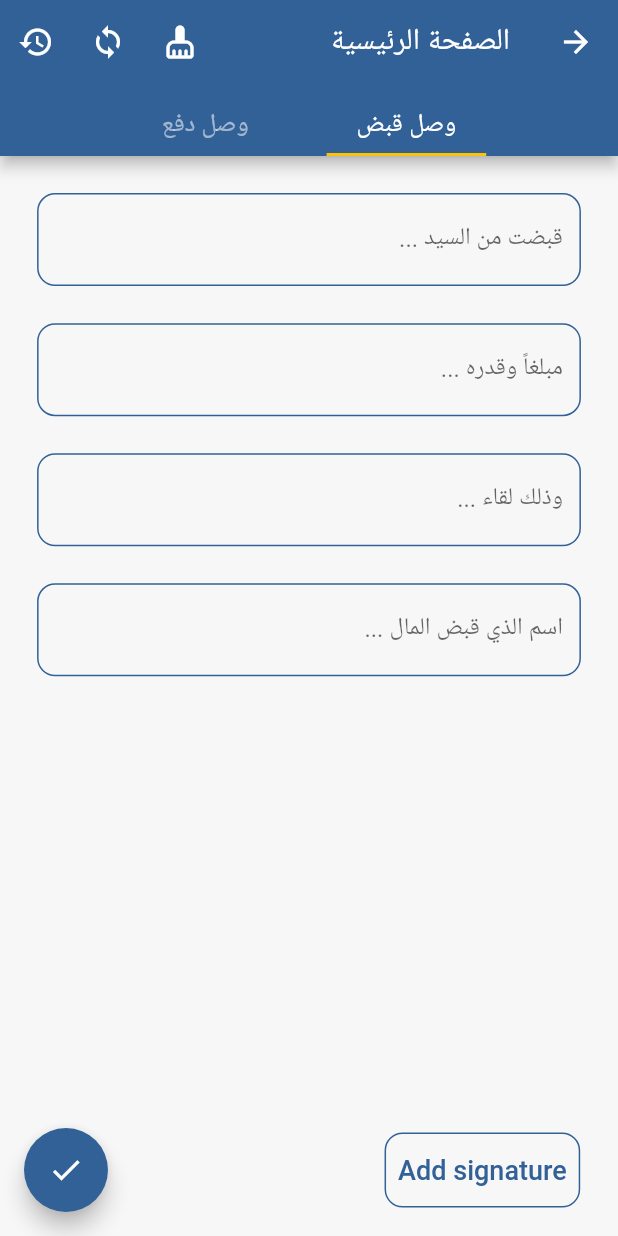
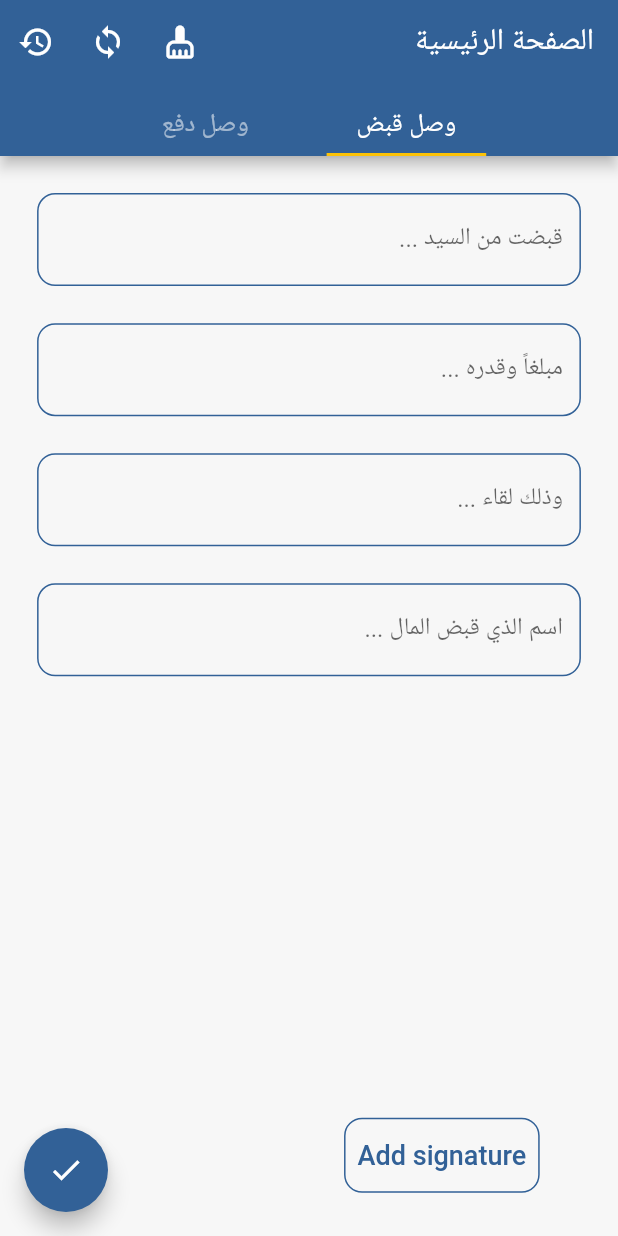
Before and after one commit to ahmad-abotrab/fatora, a Flutter app: the screen it shows after launch, on a phone screen of 412 x 824 dp. Run offline on Flutter 3.47's test engine with Material 2 defaults, Android fonts, the phone set to English and light mode, and no system bars; our stand-ins replace flutter_spinkit, get, open_file, pdf; missing offline and left inert: syncfusion_flutter_signaturepad; Roboto replaces fonts that are missing (Forum-Regular, Fourm).

Commit message:
basic is Done Home page and signature and create pdf

```diff
--- a/lib/src/Constant/color_app.dart
+++ b/lib/src/Constant/color_app.dart
@@ -2,8 +2,7 @@ import 'package:flutter/material.dart';
 
 class ColorApp {
   static const Color primaryColor = Color(0xFF326197);
-  static const Color secondryColor = Color(0xFFfcc207);
+  static const Color secondaryColor = Color(0xFFfcc207);
   static const Color helperColor = Color(0xFF757776);
   static const Color backgroundColor = Color(0xFFf7f7f7);
-
 }
--- a/lib/src/Constant/path_images.dart
+++ b/lib/src/Constant/path_images.dart
@@ -1,2 +1 @@
 const String logoPath = 'assets/images/logo_1.jpeg';
-String fileNameSignature = '';
--- a/lib/src/logic/form_validation-control.dart
+++ /dev/null
@@ -1,13 +0,0 @@
-import 'package:flutter/material.dart';
-import 'package:get/get.dart';
-
-class FormValidationController extends GetxController{
-  late  var formStateCatch = GlobalKey<FormState>();
-  late  var  formStatePayment = GlobalKey<FormState>();
-  @override
-  void onInit() {
-    formStateCatch = GlobalKey<FormState>();
-    formStatePayment = GlobalKey<FormState>();
-    super.onInit();
-  }
-}
--- a/lib/src/views/pages/catch_page.dart
+++ b/lib/src/views/pages/catch_page.dart
@@ -1,30 +1,23 @@
 import 'package:flutter/material.dart';
-import 'package:get/get.dart';
 
-import '../../logic/form_validation-control.dart';
 import '../widgets/abstract_receipt.dart';
 
 // ignore: must_be_immutable
-class CatchPage extends StatefulWidget {
-  const CatchPage({Key? key}) : super(key: key);
+class CatchPage extends StatelessWidget {
+  CatchPage({
+    Key? key,
+    required this.keyForm,
+  }) : super(key: key);
+  var keyForm = GlobalKey<FormState>();
 
-  @override
-  State<CatchPage> createState() => _CatchPageState();
-}
-
-class _CatchPageState extends State<CatchPage> {
-  var controllerValidation = Get.put(FormValidationController(), permanent: true);
   @override
   Widget build(BuildContext context) {
     return SingleChildScrollView(
       child: Column(
         children: [
-          Form(key:controllerValidation.formStateCatch, child: const AbstractReceipt(),),
-          // submissionButton(),
+          AbstractReceipt(keyForm: keyForm),
         ],
       ),
     );
   }
-
-
 }
--- a/lib/src/views/pages/home.dart
+++ b/lib/src/views/pages/home.dart
@@ -1,14 +1,17 @@
+import 'dart:io';
+import 'dart:typed_data';
+
 import 'package:fatora/src/Constant/color_app.dart';
 import 'package:fatora/src/data/server/pdf_opened.dart';
 import 'package:flutter/gestures.dart';
 import 'package:flutter/material.dart';
+import 'package:flutter/services.dart';
 import 'package:get/get.dart';
 import 'package:intl/intl.dart';
 
 import '../../Constant/url_path.dart';
 import '../../data/server/api_pdf.dart';
 import '../../logic/data_for_catch.dart';
-import '../../logic/form_validation-control.dart';
 import 'catch_page.dart';
 import 'payment_page.dart';
 
@@ -22,16 +25,15 @@ class HomePage extends StatefulWidget {
 class _HomePageState extends State<HomePage>
     with SingleTickerProviderStateMixin {
   var changeSelectedTab = Get.put(DataForCatch(), permanent: true);
-  var controllerValidation =
-      Get.put(FormValidationController(), permanent: true);
+
   TabController? tabController;
   bool? isSelected;
   Color? selectedTabColor;
-  final GlobalKey<RefreshIndicatorState> refreshIndicatorKey =
-      GlobalKey<RefreshIndicatorState>();
+  var keyForm = GlobalKey<FormState>();
 
   @override
   void initState() {
+    keyForm = GlobalKey<FormState>();
     tabController = TabController(length: 2, vsync: this, initialIndex: 0)
       ..addListener(
         () {
@@ -43,6 +45,7 @@ class _HomePageState extends State<HomePage>
 
   @override
   void didUpdateWidget(covariant HomePage oldWidget) {
+    keyForm = GlobalKey<FormState>();
     tabController = TabController(length: 2, vsync: this, initialIndex: 0)
       ..addListener(
         () {
@@ -66,39 +69,39 @@ class _HomePageState extends State<HomePage>
         extendBodyBehindAppBar: true,
         backgroundColor: Theme.of(context).backgroundColor,
         appBar: appBar(context),
-        body: GetBuilder<DataForCatch>(
-            init: DataForCatch(),
-            builder: (controller) {
-              return TabBarView(
+        body: Column(
+          children: [
+            Expanded(
+              child: TabBarView(
                 controller: tabController!,
                 dragStartBehavior: DragStartBehavior.start,
-                children: const [
-                  CatchPage(),
-                  PaymentPage(),
+                children: [
+                  CatchPage(keyForm: keyForm),
+                  PaymentPage(keyForm: keyForm),
                 ],
+              ),
+            ),
+            GetBuilder<DataForCatch>(builder: (controller) {
+              return Padding(
+                padding: EdgeInsets.only(
+                  // top: MediaQuery.of(context).size.height * 0.1,
+                  bottom: MediaQuery.of(context).size.height * 0.035,
+                  left: MediaQuery.of(context).size.width * 0.43,
+                ),
+                child: tabController!.index == 0
+                    ? controller.fileNameSignature == ''
+                        ? submissionButton()
+                        : loadImageFromInternalPath(
+                            controller.fileNameSignature)
+                    : loadSignatureFromAssetFile('assets/images/signature.png'),
               );
-            }),
-        floatingActionButton: GetBuilder<DataForCatch>(
-          init: DataForCatch(),
-          builder: (controller) {
-            return Row(
-              // mainAxisAlignment: MainAxisAlignment.spaceBetween,
-              children: [
-                SizedBox(width: MediaQuery.of(context).size.width * 0.1),
-                tabController!.index == 0
-                    ? submissionButton()
-                    : loadSignatureIfPayment(),
-                Expanded(
-                    child: SizedBox(
-                        width: MediaQuery.of(context).size.width * 0.1)),
-                FloatingActionButton(
-                  backgroundColor: ColorApp.primaryColor,
-                  onPressed: onPressedFloatingButton,
-                  child: const Icon(Icons.done),
-                ),
-              ],
-            );
-          },
+            })
+          ],
+        ),
+        floatingActionButton: FloatingActionButton(
+          backgroundColor: ColorApp.primaryColor,
+          onPressed: onPressedFloatingButton,
+          child: const Icon(Icons.done),
         ),
       ),
     );
@@ -129,7 +132,7 @@ class _HomePageState extends State<HomePage>
     );
   }
 
-  loadSignatureIfPayment() {
+  loadSignatureFromAssetFile(pathImageSignature) {
     return Container(
       decoration: BoxDecoration(
         border: Border.all(
@@ -139,7 +142,24 @@ class _HomePageState extends State<HomePage>
         borderRadius: BorderRadius.circular(12),
       ),
       child: Image.asset(
-        'assets/images/signature.png',
+        pathImageSignature,
+        height: MediaQuery.of(context).size.width * 0.25,
+        width: MediaQuery.of(context).size.width * 0.4,
+      ),
+    );
+  }
+
+  loadImageFromInternalPath(pathImageSignature) {
+    return Container(
+      decoration: BoxDecoration(
+        border: Border.all(
+          color: ColorApp.helperColor,
+          width: 1,
+        ),
+        borderRadius: BorderRadius.circular(12),
+      ),
+      child: Image.file(
+        File(pathImageSignature),
         height: MediaQuery.of(context).size.width * 0.25,
         width: MediaQuery.of(context).size.width * 0.4,
       ),
@@ -154,13 +174,13 @@ class _HomePageState extends State<HomePage>
     String imageSignature = 'assets/images/signature.png';
     if (tabController!.index == 0) {
       fileName = 'catch{$id}.pdf';
-      if (controllerValidation.formStateCatch.currentState!.validate()) {
+      if (keyForm.currentState!.validate()) {
         final pdfFile = await abstractTaskInSubmissionProcess(
-            fileName, data, imageSignature, id);
+            fileName, data, Get.find<DataForCatch>().fileNameSignature, id);
         PDFOpened.openFile(pdfFile);
       }
     } else {
-      if (controllerValidation.formStatePayment.currentState!.validate()) {
+      if (keyForm.currentState!.validate()) {
         fileName = 'payment{$id}.pdf';
         final pdfFile = await abstractTaskInSubmissionProcess(
             fileName, data, imageSignature, id);
@@ -177,17 +197,27 @@ class _HomePageState extends State<HomePage>
     final DateTime now = DateTime.now();
     final DateFormat formatter = DateFormat('yyyy-MM-dd');
     final String dateTime = formatter.format(now);
-    return await ApiPdf.generate(fileName, data, imageSignature, id, dateTime);
+
+    Uint8List imagePath;
+    if (tabController!.index == 1) {
+      imagePath = (await rootBundle.load(imageSignature)).buffer.asUint8List();
+    } else {
+      File file = File(imageSignature);
+      var bytes = await file.readAsBytes();
+      imagePath = bytes.buffer.asUint8List();
+    }
+    return await ApiPdf.generate(fileName, data, imagePath, id, dateTime);
   }
 
   AppBar appBar(BuildContext context) {
     return AppBar(
       backgroundColor: Theme.of(context).bottomAppBarColor,
-      title: const Text(
-        "الصفحة الرئيسية",
-        style: TextStyle(fontFamily: 'Forum'),
+      title: const FittedBox(
+        child: Text(
+          "الصفحة الرئيسية",
+          style: TextStyle(fontFamily: 'Forum'),
+        ),
       ),
-      leading: null,
       actions: [
         IconButton(
           // splashRadius: ,
@@ -213,7 +243,7 @@ class _HomePageState extends State<HomePage>
       bottom: TabBar(
         controller: tabController,
         isScrollable: true,
-        indicatorColor: ColorApp.secondryColor,
+        indicatorColor: ColorApp.secondaryColor,
         indicatorSize: TabBarIndicatorSize.label,
         indicatorWeight: 2,
         labelColor: ColorApp.primaryColor,
--- a/lib/src/views/widgets/abstract_receipt.dart
+++ b/lib/src/views/widgets/abstract_receipt.dart
@@ -1,32 +1,34 @@
 import 'package:flutter/material.dart';
 import 'package:get/get.dart';
+
 import '../../logic/data_for_catch.dart';
 import 'field_data.dart';
 
-class AbstractReceipt extends StatefulWidget {
-  const AbstractReceipt({Key? key}) : super(key: key);
+// ignore: must_be_immutable
+class AbstractReceipt extends StatelessWidget {
+  AbstractReceipt({
+    Key? key,
+    required this.keyForm,
+  }) : super(key: key);
+  var keyForm = GlobalKey<FormState>();
 
-  @override
-  State<AbstractReceipt> createState() => _AbstractReceiptState();
-}
-
-class _AbstractReceiptState extends State<AbstractReceipt> {
-  var fieldsTest = Get.put<DataForCatch>(DataForCatch(),permanent: true);
   @override
   Widget build(BuildContext context) {
     return SafeArea(
+      child: Form(
+        key: keyForm,
         child: SingleChildScrollView(
-        child: Center(
           child: GetBuilder<DataForCatch>(
               init: DataForCatch(),
-              builder: (_) => Column(
+              builder: (controller) {
+                return Column(
                   children: [
                     SizedBox(
                       height: MediaQuery.of(context).size.height * 0.03,
                     ),
                     FieldData(
-                    isNumber:false,
-                    controller: fieldsTest.whoIsPay,
+                      isNumber: false,
+                      controller: controller.whoIsPay,
                       labelText: 'قبضت من السيد ...',
                       hintText: 'قبضت من السيد ...',
                     ),
@@ -34,8 +36,8 @@ class _AbstractReceiptState extends State<AbstractReceipt> {
                       height: MediaQuery.of(context).size.height * 0.03,
                     ),
                     FieldData(
-                    isNumber:true,
-                    controller: fieldsTest.price,
+                      isNumber: true,
+                      controller: controller.price,
                       labelText: 'مبلغاً وقدره ...',
                       hintText: 'مبلغاً وقدره ...',
                     ),
@@ -43,8 +45,8 @@ class _AbstractReceiptState extends State<AbstractReceipt> {
                       height: MediaQuery.of(context).size.height * 0.03,
                     ),
                     FieldData(
-                    isNumber:false,
-                    controller: fieldsTest.causeOfPayment,
+                      isNumber: false,
+                      controller: controller.causeOfPayment,
                       labelText: 'وذلك لقاء ...',
                       hintText: 'وذلك لقاء ...',
                     ),
@@ -52,17 +54,16 @@ class _AbstractReceiptState extends State<AbstractReceipt> {
                       height: MediaQuery.of(context).size.height * 0.03,
                     ),
                     FieldData(
-                    isNumber:false,
-                    controller: fieldsTest.whoIsTake,
+                      isNumber: false,
+                      controller: controller.whoIsTake,
                       labelText: 'اسم الذي قبض المال ...',
                       hintText: 'اسم الذي قبض المال ...',
                     ),
                   ],
+                );
+              }),
         ),
       ),
-          ),
-        ),
-
     );
   }
 }
```
Also changed, not shown: lib/src/data/server/api_pdf.dart (+8 -1 lines), lib/src/logic/data_for_catch.dart (+8 -0 lines), lib/src/views/pages/otp_screen.dart (deleted, +0 -282 lines), lib/src/views/pages/payment_page.dart (+8 -15 lines), lib/src/views/pages/signature_page.dart (+46 -36 lines), lib/src/views/pages/splash_screen.dart (+5 -6 lines). Lines whose indentation alone changed are shown as unchanged.
